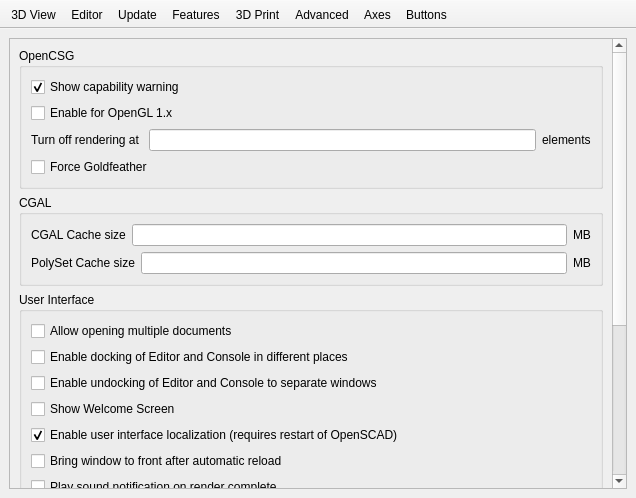
The window that src/Preferences.ui (openscad/openscad) describes before a commit, drawn with Qt 5.
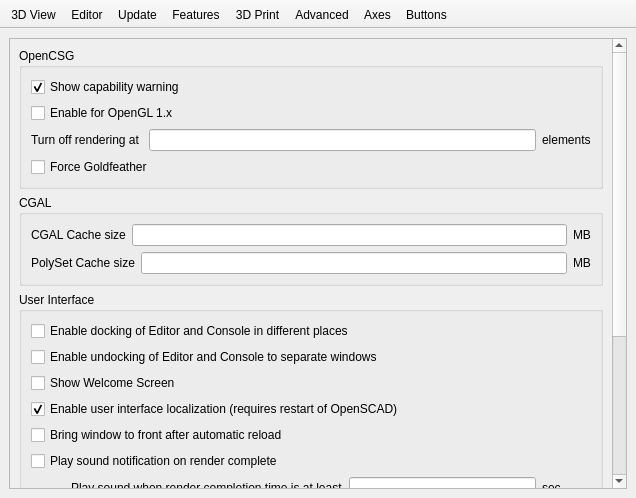
The same window after the commit. Icons and pictures are not drawn. Custom widgets are drawn as their Qt base class.

The edit to the form file:
```diff
--- a/src/Preferences.ui
+++ b/src/Preferences.ui
@@ -1606,13 +1606,6 @@
                <string>User Interface</string>
               </property>
               <layout class="QVBoxLayout" name="verticalLayout_13">
-               <item>
-                <widget class="QCheckBox" name="mdiCheckBox">
-                 <property name="text">
-                  <string>Allow opening multiple documents</string>
-                 </property>
-                </widget>
-               </item>
                <item>
                 <widget class="QCheckBox" name="reorderCheckBox">
                  <property name="text">
```
